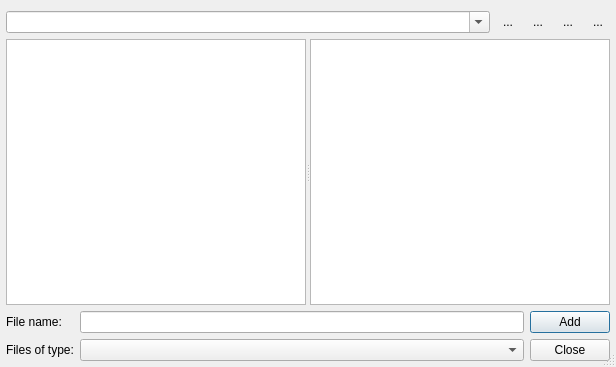
Before: the Qt Designer form src/plugins/FileDialogs/QmmpFileDialog/qmmpfiledialog.ui in calupator/QMMP, drawn with Qt 5.
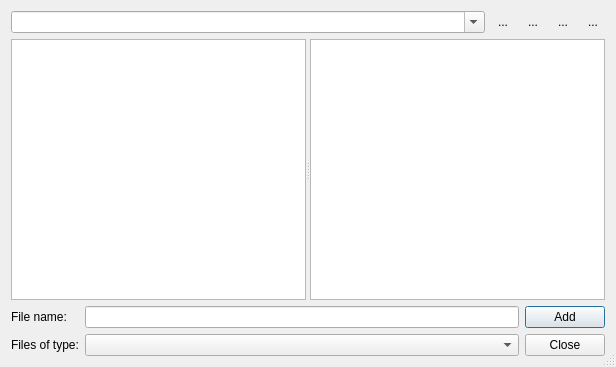
After: the same form once the commit is applied.

```diff
--- a/src/plugins/FileDialogs/QmmpFileDialog/qmmpfiledialog.ui
+++ b/src/plugins/FileDialogs/QmmpFileDialog/qmmpfiledialog.ui
@@ -17,15 +17,6 @@
    <bool>true</bool>
   </property>
   <layout class="QGridLayout" name="gridLayout">
-   <property name="leftMargin">
-    <number>6</number>
-   </property>
-   <property name="rightMargin">
-    <number>6</number>
-   </property>
-   <property name="bottomMargin">
-    <number>6</number>
-   </property>
    <item row="1" column="0" colspan="3">
     <widget class="QSplitter" name="splitter">
      <property name="sizePolicy">
```
